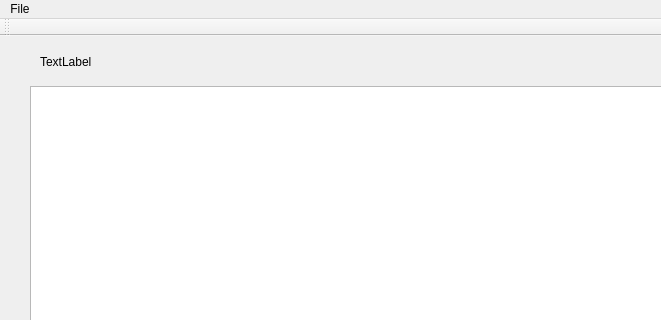
The window that MIPS_Assembler/MIPS_Assembler.ui (HaoPatrick/MIPSAssembler) describes before a commit, drawn with Qt 5; both pictures show x 0 to 661 and y 0 to 320 of the 853 by 653 pixel window.
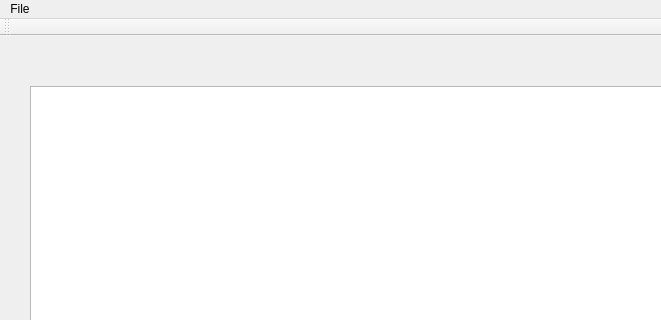
The same window after the commit.

Diff of the .ui file:
```diff
--- a/MIPS_Assembler/MIPS_Assembler.ui
+++ b/MIPS_Assembler/MIPS_Assembler.ui
@@ -24,7 +24,7 @@
      </rect>
     </property>
     <property name="text">
-     <string>TextLabel</string>
+     <string/>
     </property>
    </widget>
    <widget class="QTextEdit" name="textEdit">
```
Left out of the diff: 10 changed lines with no effect on the pictures.
